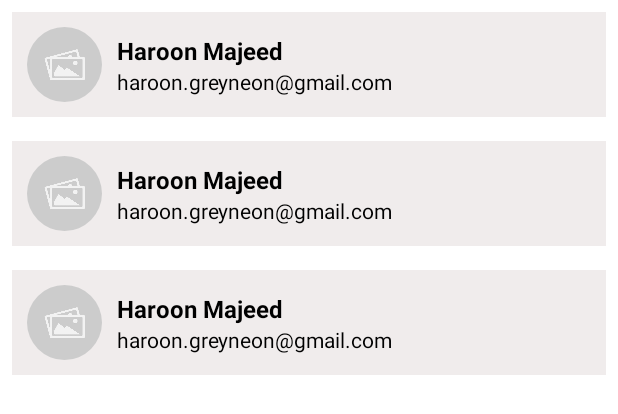
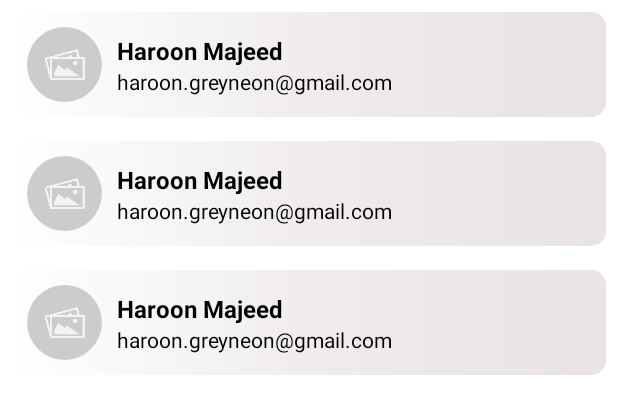
Before and after one commit to HaroonBsf/DiffUtil_RecyclerView, an Android app: the layout activity_main.xml on its own in the app's theme, with its tools: preview values and no code run, on a phone screen of 412 x 824 dp. Shown: the top 414 px of the screen. Run offline under Robolectric (Android 15) with nearby library versions, the phone set to English and light mode, and no system bars.

Commit message:
Item Background

```diff
--- /dev/null
+++ b/app/src/main/res/drawable/item_bg.xml
@@ -0,0 +1,11 @@
+<?xml version="1.0" encoding="utf-8"?>
+<shape xmlns:android="http://schemas.android.com/apk/res/android">
+
+    <gradient
+        android:startColor="@color/white"
+        android:centerColor="#F0ECEC"
+        android:endColor="#E9E3E3"/>
+    <corners
+        android:radius="10dp"/>
+
+</shape>
--- a/app/src/main/res/layout/activity_main.xml
+++ b/app/src/main/res/layout/activity_main.xml
@@ -10,8 +10,8 @@
 
     <androidx.recyclerview.widget.RecyclerView
         android:id="@+id/recyclerView"
-        android:layout_width="match_parent"
-        android:layout_height="match_parent"
+        android:layout_width="0dp"
+        android:layout_height="0dp"
         tools:listitem="@layout/rv_item"
         tools:itemCount="3"
         app:layout_constraintBottom_toBottomOf="parent"
--- a/app/src/main/res/layout/rv_item.xml
+++ b/app/src/main/res/layout/rv_item.xml
@@ -3,7 +3,7 @@
     xmlns:app="http://schemas.android.com/apk/res-auto"
     android:layout_width="match_parent"
     android:layout_height="wrap_content"
-    android:background="#F0ECEC"
+    android:background="@drawable/item_bg"
     android:layout_margin="8dp">
 
     <de.hdodenhof.circleimageview.CircleImageView
```
